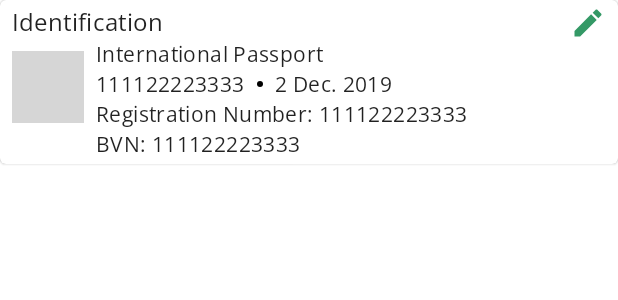
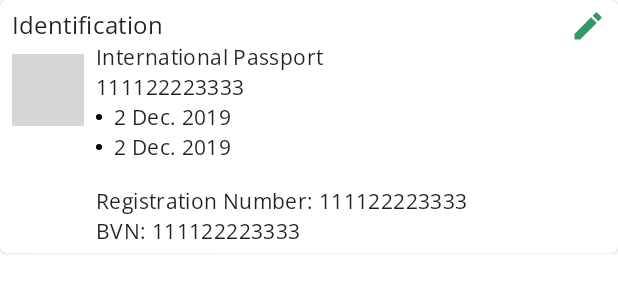
Before and after one commit to KryptKode/Farmz, an Android app: the layout include_details_id.xml on its own in the app's theme, with its tools: preview values and no code run, on a phone screen of 412 x 824 dp. Shown: the top 300 px of the screen. Run offline under Robolectric (Android 15) with nearby library versions, the phone set to English and light mode, and no system bars; grey boxes are pictures that could not be loaded.

```diff
--- a/app/src/main/java/com/kryptkode/farmz/screens/farmerdetails/view/FarmerDetailView.kt
+++ b/app/src/main/java/com/kryptkode/farmz/screens/farmerdetails/view/FarmerDetailView.kt
@@ -11,6 +11,7 @@ abstract class FarmerDetailView : BaseObservableViewMvc<FarmerDetailView.Listene
         fun onEditAddress()
         fun onClickPic()
         fun onClickBack()
+        fun onCaptureFarm()
     }
 
     abstract fun bindFarmer(farmer: FarmerView)
--- a/app/src/main/res/layout/include_details_id.xml
+++ b/app/src/main/res/layout/include_details_id.xml
@@ -46,19 +46,20 @@
 
         <TextView
             android:id="@+id/tv_id_num"
-            android:layout_width="wrap_content"
+            android:layout_width="0dp"
             android:layout_height="wrap_content"
             android:layout_marginStart="8dp"
             android:layout_marginEnd="8dp"
             android:gravity="center_vertical"
             android:textAppearance="@style/TextAppearance.App.Body"
+            app:layout_constraintEnd_toStartOf="@id/img_edit"
             app:layout_constraintStart_toEndOf="@id/image_id"
             app:layout_constraintTop_toBottomOf="@id/tv_id_type"
             tools:text="111122223333" />
 
         <TextView
             android:id="@+id/tv_issue_date"
-            android:layout_width="wrap_content"
+            android:layout_width="0dp"
             android:layout_height="wrap_content"
             android:layout_marginStart="8dp"
             android:layout_marginEnd="8dp"
@@ -68,29 +69,37 @@
             app:drawableStartCompat="@drawable/point"
             app:layout_constraintEnd_toStartOf="@id/img_edit"
             app:layout_constraintHorizontal_bias="0"
-            app:layout_constraintStart_toEndOf="@id/tv_id_num"
-            app:layout_constraintTop_toTopOf="@id/tv_id_num"
+            app:layout_constraintStart_toEndOf="@id/image_id"
+            app:layout_constraintTop_toBottomOf="@id/tv_id_num"
             tools:text="2 Dec. 2019" />
 
-        <androidx.constraintlayout.widget.Barrier
-            android:id="@+id/barrier_id"
-            android:layout_width="wrap_content"
+        <TextView
+            android:id="@+id/tv_expiry_date"
+            android:layout_width="0dp"
             android:layout_height="wrap_content"
-            app:barrierDirection="bottom"
-            app:constraint_referenced_ids="tv_id_num,tv_issue_date" />
-
+            android:layout_marginStart="8dp"
+            android:layout_marginEnd="8dp"
+            android:drawablePadding="8dp"
+            android:gravity="center_vertical"
+            android:textAppearance="@style/TextAppearance.App.Body"
+            app:drawableStartCompat="@drawable/point"
+            app:layout_constraintEnd_toStartOf="@id/img_edit"
+            app:layout_constraintStart_toEndOf="@id/image_id"
+            app:layout_constraintTop_toBottomOf="@id/tv_issue_date"
+            tools:text="2 Dec. 2019" />
 
         <TextView
             android:id="@+id/tv_reg_no"
             android:layout_width="0dp"
             android:layout_height="wrap_content"
             android:layout_marginStart="8dp"
+            android:layout_marginTop="16dp"
             android:layout_marginEnd="8dp"
             android:gravity="center_vertical"
             android:textAppearance="@style/TextAppearance.App.Body"
             app:layout_constraintEnd_toStartOf="@id/img_edit"
             app:layout_constraintStart_toEndOf="@id/image_id"
-            app:layout_constraintTop_toBottomOf="@id/barrier_id"
+            app:layout_constraintTop_toBottomOf="@id/tv_expiry_date"
             tools:text="Registration Number: 111122223333" />
 
 
--- a/app/src/main/res/layout/include_details_personal.xml
+++ b/app/src/main/res/layout/include_details_personal.xml
@@ -14,6 +14,7 @@
             android:id="@+id/image_pic"
             android:layout_width="96dp"
             android:layout_height="96dp"
+            android:background="?selectableItemBackgroundBorderless"
             app:layout_constraintStart_toStartOf="@id/guidelineStart"
             app:layout_constraintTop_toTopOf="@id/guidelineTop"
             tools:src="@tools:sample/avatars" />
--- a/app/src/main/res/values/strings.xml
+++ b/app/src/main/res/values/strings.xml
@@ -3,7 +3,6 @@
     <string name="toggle_item_icon_content_description">Action icon</string>
     <string name="title_dashboard">Dashboard</string>
     <string name="title_farmers">Farmers</string>
-
 
 
     <!--LOGIN-->
@@ -38,5 +37,10 @@
     <string name="farmer_full_name_no_middle_name">%1$s %2$s</string>
     <string name="farmer_marital_status">%1$s to %2$s</string>
     <string name="farmer_dob">Born on %1$s</string>
+    <string name="farmer_id_issue_date">Issued on %1$s</string>
+    <string name="farmer_id_expiry_date">Expires on %1$s</string>
+    <string name="farmer_id_reg_no">Reg # %1$s</string>
+    <string name="farmer_id_bvn">BVN # %1$s</string>
+    <string name="capture_farm_btn_text">Capture Farm</string>
 
 </resources>
```
Also changed, not shown: app/src/main/java/com/kryptkode/farmz/navigation/home/HomeNavigator.kt (+6 -5 lines), app/src/main/java/com/kryptkode/farmz/navigation/home/HomeNavigatorImpl.kt (+9 -5 lines), app/src/main/java/com/kryptkode/farmz/screens/farmerdetails/FarmerDetailController.kt (+9 -5 lines), app/src/main/java/com/kryptkode/farmz/screens/farmerdetails/view/FarmerDetailViewImpl.kt (+10 -3 lines), app/src/main/res/drawable/ic_capture_farm.xml (added, +10 -0 lines), app/src/main/res/layout/include_details_registration.xml (deleted, +0 -74 lines), app/src/main/res/layout/layout_farmer_detail.xml (+21 -1 lines).
